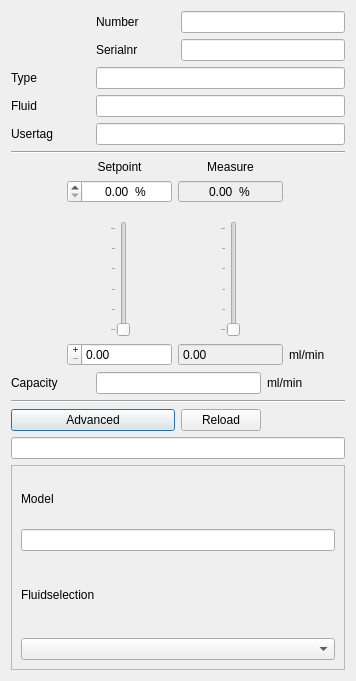
This is ui/flowchannel.ui in ArJKloek/MultiFlowControl as Qt 5 draws it before an edit. The edited form follows.
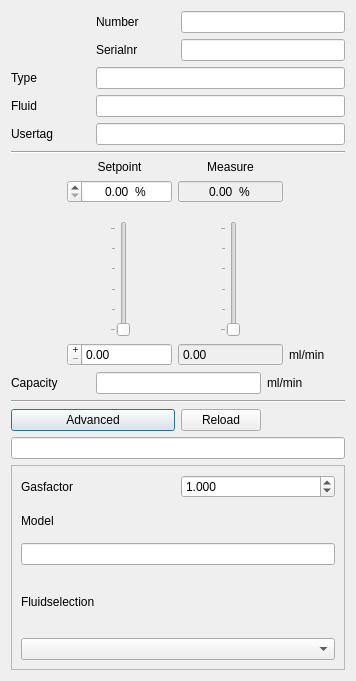
This is the edited form.

Commit message:
Add gas factor control to flowchannel UI
Insert a new gridLayout_4 into ui/flowchannel.ui containing a 'Gasfactor' QLabel (lb_gasfactor) and a QDoubleSpinBox (ds_gasfactor). The spinbox is configured with 3 decimals, maximum 5.0, single step 0.001 and a default value of 1.0, providing a UI control for gas factor adjustment.

Patch:
```diff
--- a/ui/flowchannel.ui
+++ b/ui/flowchannel.ui
@@ -153,6 +153,33 @@
         </item>
        </layout>
       </item>
+      <item row="0" column="0">
+       <layout class="QGridLayout" name="gridLayout_4">
+        <item row="0" column="1">
+         <widget class="QDoubleSpinBox" name="ds_gasfactor">
+          <property name="decimals">
+           <number>3</number>
+          </property>
+          <property name="maximum">
+           <double>5.000000000000000</double>
+          </property>
+          <property name="singleStep">
+           <double>0.001000000000000</double>
+          </property>
+          <property name="value">
+           <double>1.000000000000000</double>
+          </property>
+         </widget>
+        </item>
+        <item row="0" column="0">
+         <widget class="QLabel" name="lb_gasfactor">
+          <property name="text">
+           <string>Gasfactor</string>
+          </property>
+         </widget>
+        </item>
+       </layout>
+      </item>
      </layout>
     </widget>
    </item>
```
